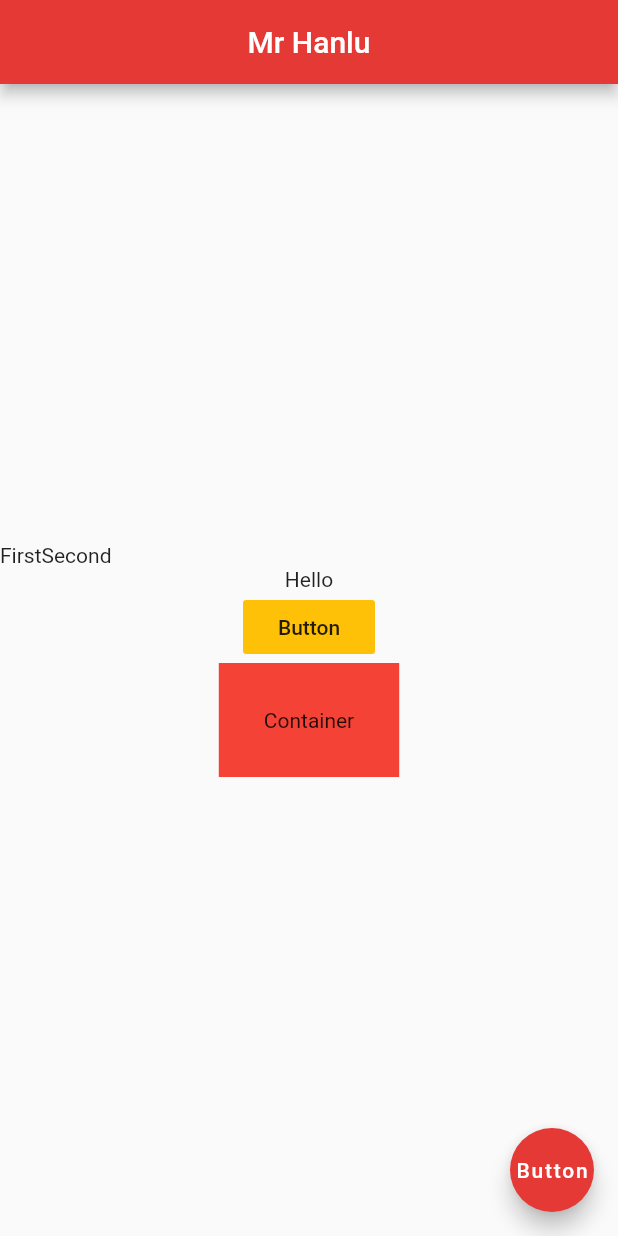
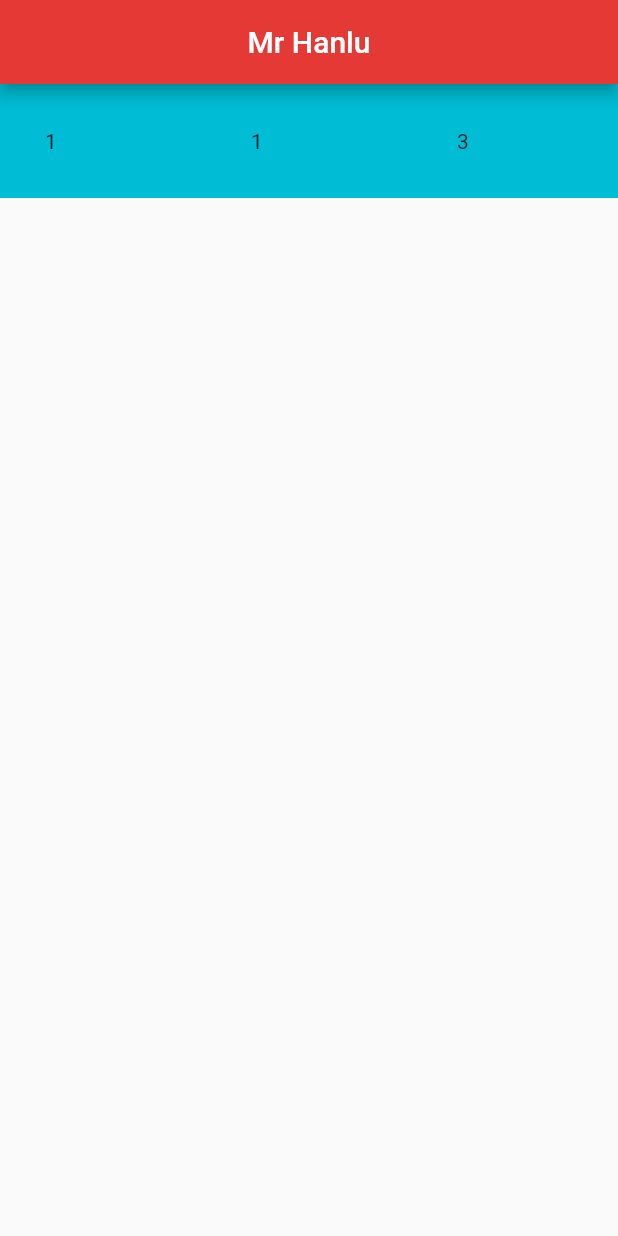
Before and after one commit to fhlkm/flutterStudy, a Flutter app: the screen it shows after launch, on a phone screen of 412 x 824 dp. Run offline on Flutter 3.47's test engine with Material 2 defaults, Android fonts, the light colour scheme and no system bars.

Commit message:
Flex: Widget Expanded

```diff
--- a/flutter_app/lib/main.dart
+++ b/flutter_app/lib/main.dart
@@ -50,35 +50,36 @@ class Home extends StatelessWidget{
         backgroundColor: Colors.red[600],
       ),
 
-      body: Column(
-        //Use the widest object as reference
-        mainAxisAlignment: MainAxisAlignment.center,//same direction
-        crossAxisAlignment: CrossAxisAlignment.center,// opposite direction,
-        children: <Widget>[
-          Row(
-            children: <Widget>[
-              Text("First"),
-              Text("Second")
-            ],
+      body: Row(
+        children: [
+          Expanded(
+            flex: 1,
+            child: Container(
+              padding: EdgeInsets.all(30.0),
+              color: Colors.cyan,
+              child: Text("1"),
+            ),
           ),
-          Text("Hello"),
-          FlatButton(
-            onPressed: (){},
-            color: Colors.amber,
-            child: Text("Button"),
+          Expanded(
+            flex:1,
+            child: Container(
+              padding: EdgeInsets.all(30.0),
+              color: Colors.cyan,
+              child: Text("1"),
+            ),
           ),
-          Container(
-            color: Colors.red,
-            padding: EdgeInsets.all(30),
-            child: Text("Container"),
+          Expanded(
+            flex: 1,
+            child: Container(
+              padding: EdgeInsets.all(30.0),
+              color: Colors.cyan,
+              child: Text("3"),
+            ),
           )
         ],
-      ),
+      )
 
-      floatingActionButton: FloatingActionButton(
-        backgroundColor: Colors.red[600],
-        child: Text("Button"),
-      ),
+
     );
   }
 
```
